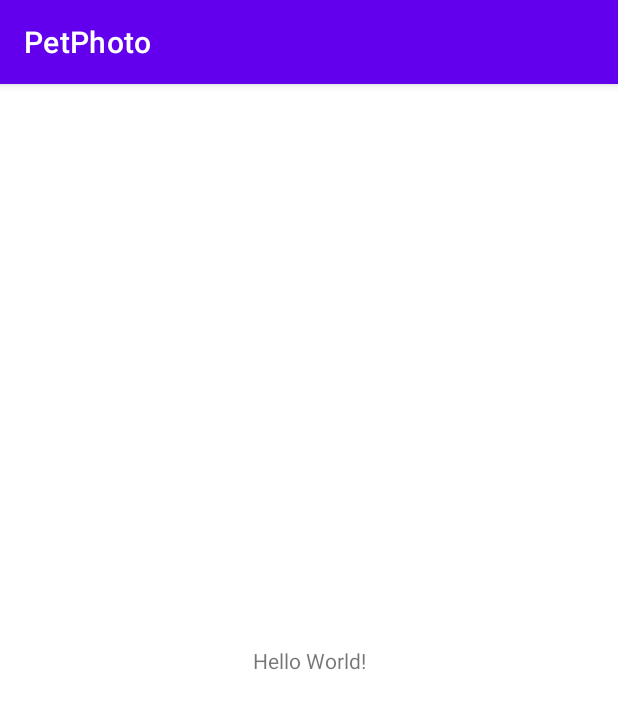
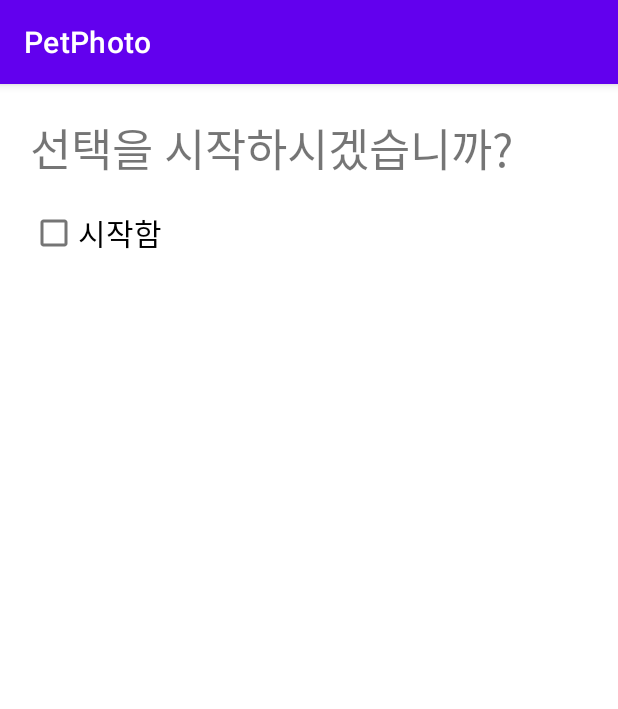
Before and after one commit to jiwoo1087/PetPhoto, an Android app: the screen it shows after launch (MainActivity), on a phone screen of 412 x 824 dp. Shown: the top 709 px of the screen. Run offline under Robolectric (Android 15) with nearby library versions, the phone set to English and light mode, and no system bars.

Commit message:
선택/시작 체크박스 완료

```diff
--- a/app/src/main/java/kr/hs/emirim/kjw/petphoto/MainActivity.kt
+++ b/app/src/main/java/kr/hs/emirim/kjw/petphoto/MainActivity.kt
@@ -2,10 +2,36 @@ package kr.hs.emirim.kjw.petphoto
 
 import androidx.appcompat.app.AppCompatActivity
 import android.os.Bundle
+import android.view.View
+import android.widget.Button
+import android.widget.CheckBox
+import android.widget.ImageView
+import android.widget.LinearLayout
+import android.widget.RadioGroup
 
 class MainActivity : AppCompatActivity() {
+    lateinit var checkStart:CheckBox
+    lateinit var rg:RadioGroup
+    lateinit var linear:LinearLayout
+    lateinit var btnDone:Button
+    lateinit var imgv:ImageView
+
     override fun onCreate(savedInstanceState: Bundle?) {
         super.onCreate(savedInstanceState)
         setContentView(R.layout.activity_main)
+        checkStart = findViewById(R.id.check_start)
+        rg = findViewById(R.id.rg)
+        linear = findViewById(R.id.linear)
+        btnDone = findViewById(R.id.btn_done)
+        imgv = findViewById(R.id.imgv)
+        linear.visibility = View.INVISIBLE
+
+        checkStart.setOnCheckedChangeListener{compoundButton, b ->
+            if(checkStart.isChecked) {
+                linear.visibility = View.VISIBLE
+            }else{
+                linear.visibility =View.INVISIBLE
+            }
+        }
     }
 }
--- a/app/src/main/res/layout/activity_main.xml
+++ b/app/src/main/res/layout/activity_main.xml
@@ -1,18 +1,74 @@
 <?xml version="1.0" encoding="utf-8"?>
-<androidx.constraintlayout.widget.ConstraintLayout xmlns:android="http://schemas.android.com/apk/res/android"
+<LinearLayout xmlns:android="http://schemas.android.com/apk/res/android"
     xmlns:app="http://schemas.android.com/apk/res-auto"
     xmlns:tools="http://schemas.android.com/tools"
     android:layout_width="match_parent"
     android:layout_height="match_parent"
-    tools:context=".MainActivity">
+    android:orientation="vertical"
+    tools:context=".MainActivity"
+    android:padding="@dimen/padding_medium">
 
-    <TextView
-        android:layout_width="wrap_content"
-        android:layout_height="wrap_content"
-        android:text="Hello World!"
-        app:layout_constraintBottom_toBottomOf="parent"
-        app:layout_constraintEnd_toEndOf="parent"
-        app:layout_constraintStart_toStartOf="parent"
-        app:layout_constraintTop_toTopOf="parent" />
+   <TextView
+       android:layout_width="wrap_content"
+       android:layout_height="wrap_content"
+       android:text="@string/text_select_start"
+       android:textSize="@dimen/text_size_large"
+       android:layout_marginBottom="@dimen/margin_small"/>
 
-</androidx.constraintlayout.widget.ConstraintLayout>
+   <CheckBox
+       android:id="@+id/check_start"
+       android:layout_width="wrap_content"
+       android:layout_height="wrap_content"
+       android:text="@string/check_start"
+       android:textSize="@dimen/text_size_medium"/>
+
+   <LinearLayout
+       android:id="@+id/linear"
+       android:layout_width="match_parent"
+       android:layout_height="match_parent"
+       android:orientation="vertical"
+       android:background="#ffff00">
+       <TextView
+           android:layout_width="wrap_content"
+           android:layout_height="wrap_content"
+           android:text="@string/text_favorite_pet"
+           android:textSize="@dimen/text_size_medium"
+           android:textStyle="bold"/>
+       <RadioGroup
+           android:id="@+id/rg"
+           android:layout_width="wrap_content"
+           android:layout_height="wrap_content">
+           <RadioButton
+               android:id="@+id/radio_dog"
+               android:layout_width="wrap_content"
+               android:layout_height="wrap_content"
+               android:text="@string/radio_dog"
+               android:textSize="@dimen/text_size_medium"/>
+           <RadioButton
+               android:id="@+id/radio_rabbit"
+               android:layout_width="wrap_content"
+               android:layout_height="wrap_content"
+               android:text="@string/radio_rabbit"
+               android:textSize="@dimen/text_size_medium"/>
+           <RadioButton
+               android:id="@+id/radio_cat"
+               android:layout_width="wrap_content"
+               android:layout_height="wrap_content"
+               android:text="@string/radio_cat"
+               android:textSize="@dimen/text_size_medium"/>
+       </RadioGroup>
+       <Button
+           android:id="@+id/btn_done"
+           android:layout_width="wrap_content"
+           android:layout_height="wrap_content"
+           android:layout_margin="@dimen/margin_medium"
+           android:text="@string/btn_done"/>
+       <ImageView
+           android:id="@+id/imgv"
+           android:layout_width="300dp"
+           android:layout_height="wrap_content"
+           android:adjustViewBounds="true"
+           android:src="@drawable/dog"/>
+   </LinearLayout>
+
+</LinearLayout>
--- /dev/null
+++ b/app/src/main/res/values/dimens.xml
@@ -0,0 +1,14 @@
+<?xml version="1.0" encoding="utf-8"?>
+<resources>
+    <dimen name="text_size_small">10sp</dimen>
+    <dimen name="text_size_medium">20sp</dimen>
+    <dimen name="text_size_large">30sp</dimen>
+    <dimen name="margin_small">10dp</dimen>
+    <dimen name="margin_medium">20dp</dimen>
+    <dimen name="margin_large">30dp</dimen>
+    <dimen name="padding_small">10dp</dimen>
+    <dimen name="padding_medium">20dp</dimen>
+    <dimen name="padding_large">30dp</dimen>
+
+
+</resources>
--- a/app/src/main/res/values/strings.xml
+++ b/app/src/main/res/values/strings.xml
@@ -1,7 +1,7 @@
 <resources>
     <string name="app_name">PetPhoto</string>
-    <string name="text_select_str">선택을 시작하시겠습니까?</string>
-    <string name="text_favorite_str">선택을 시작하시겠습니까?</string>
+    <string name="text_select_start">선택을 시작하시겠습니까?</string>
+    <string name="text_favorite_pet">좋아하는 애완동물은?</string>
     <string name="check_start">시작함</string>
     <string name="radio_dog">강아지</string>
     <string name="radio_rabbit">토끼</string>
```
